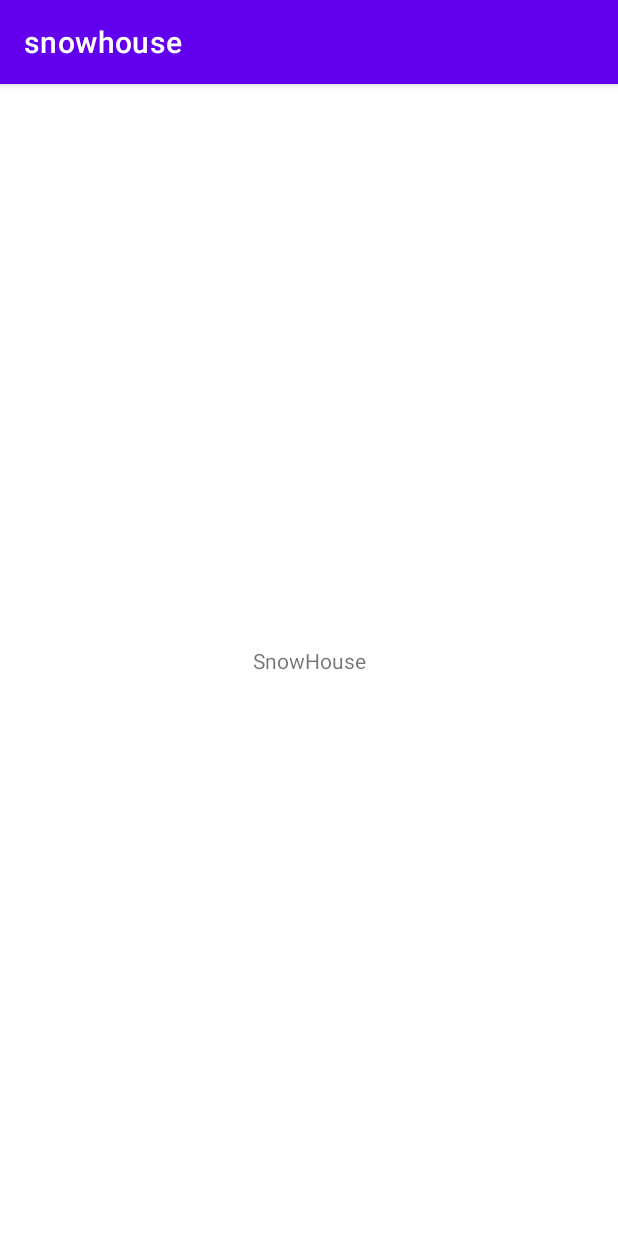
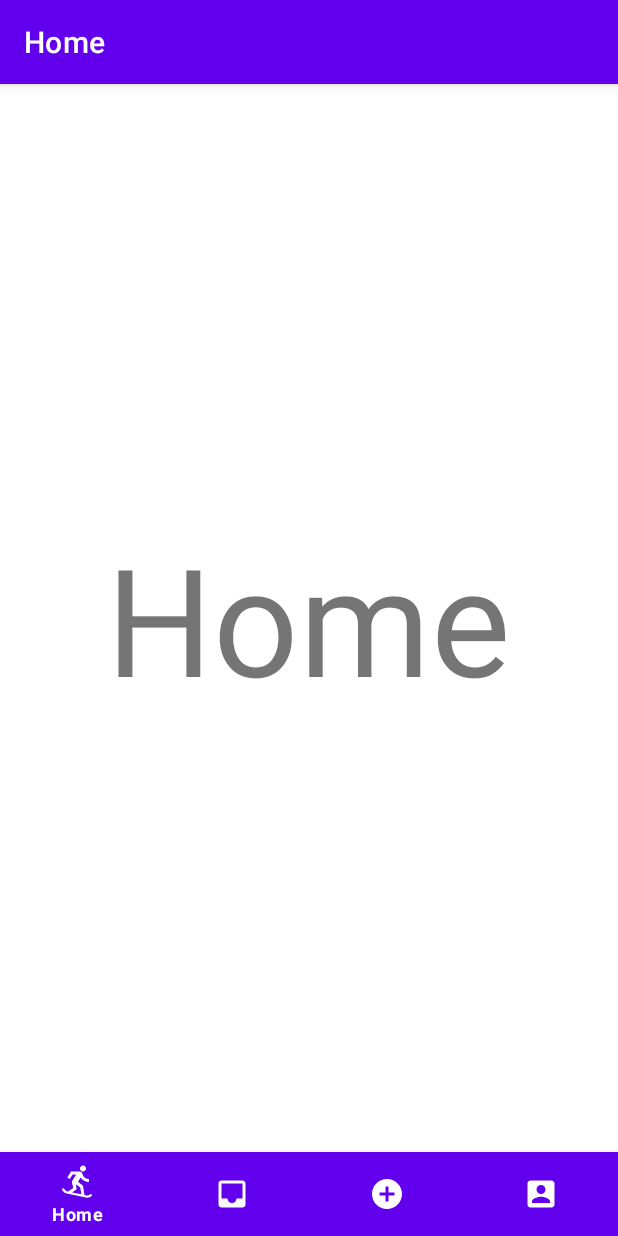
Before and after one commit to SnowHouseNEU/snowhouse, an Android app: the screen it shows after launch (MainActivity), on a phone screen of 412 x 824 dp. Run offline under Robolectric (Android 15) with nearby library versions, the phone set to English and light mode, and no system bars; our stand-ins replace navigation-ui.

Commit message:
project bottom nav bar implemented. Four different fragment created

```diff
--- a/app/src/main/java/com/neu/snowhouse/MainActivity.java
+++ b/app/src/main/java/com/neu/snowhouse/MainActivity.java
@@ -1,14 +1,33 @@
 package com.neu.snowhouse;
 
 import androidx.appcompat.app.AppCompatActivity;
+import androidx.navigation.NavController;
+import androidx.navigation.fragment.NavHostFragment;
+import androidx.navigation.ui.NavigationUI;
 
 import android.os.Bundle;
 
+import com.google.android.material.bottomnavigation.BottomNavigationView;
+import com.neu.snowhouse.databinding.ActivityMainBinding;
+
 public class MainActivity extends AppCompatActivity {
+    private NavController navController;
 
     @Override
     protected void onCreate(Bundle savedInstanceState) {
         super.onCreate(savedInstanceState);
         setContentView(R.layout.activity_main);
+
+        BottomNavigationView navView = findViewById(R.id.nav_view);
+        NavHostFragment navHostFragment = (NavHostFragment) getSupportFragmentManager()
+                .findFragmentById(R.id.nav_host_fragment);
+        navController = navHostFragment.getNavController();
+        NavigationUI.setupWithNavController(navView, navController);
+        NavigationUI.setupActionBarWithNavController(this, navController);
+    }
+
+    @Override
+    public boolean onSupportNavigateUp() {
+        return navController.navigateUp();
     }
 }
--- /dev/null
+++ b/app/src/main/java/com/neu/snowhouse/ui/home/HomeFragment.java
@@ -0,0 +1,66 @@
+package com.neu.snowhouse.ui.home;
+
+import android.os.Bundle;
+
+import androidx.fragment.app.Fragment;
+
+import android.view.LayoutInflater;
+import android.view.View;
+import android.view.ViewGroup;
+
+import com.neu.snowhouse.R;
+
+/**
+ * A simple {@link Fragment} subclass.
+ * Use the {@link HomeFragment#newInstance} factory method to
+ * create an instance of this fragment.
+ */
+public class HomeFragment extends Fragment {
+
+    // TODO: Rename parameter arguments, choose names that match
+    // the fragment initialization parameters, e.g. ARG_ITEM_NUMBER
+    private static final String ARG_PARAM1 = "param1";
+    private static final String ARG_PARAM2 = "param2";
+
+    // TODO: Rename and change types of parameters
+    private String mParam1;
+    private String mParam2;
+
+    public HomeFragment() {
+        // Required empty public constructor
+    }
+
+    /**
+     * Use this factory method to create a new instance of
+     * this fragment using the provided parameters.
+     *
+     * @param param1 Parameter 1.
+     * @param param2 Parameter 2.
+     * @return A new instance of fragment HomeFragment.
+     */
+    // TODO: Rename and change types and number of parameters
+    public static HomeFragment newInstance(String param1, String param2) {
+        HomeFragment fragment = new HomeFragment();
+        Bundle args = new Bundle();
+        args.putString(ARG_PARAM1, param1);
+        args.putString(ARG_PARAM2, param2);
+        fragment.setArguments(args);
+        return fragment;
+    }
+
+    @Override
+    public void onCreate(Bundle savedInstanceState) {
+        super.onCreate(savedInstanceState);
+        if (getArguments() != null) {
+            mParam1 = getArguments().getString(ARG_PARAM1);
+            mParam2 = getArguments().getString(ARG_PARAM2);
+        }
+    }
+
+    @Override
+    public View onCreateView(LayoutInflater inflater, ViewGroup container,
+                             Bundle savedInstanceState) {
+        // Inflate the layout for this fragment
+        return inflater.inflate(R.layout.fragment_home, container, false);
+    }
+}
--- /dev/null
+++ b/app/src/main/res/drawable/ic_account_black_24dp.xml
@@ -0,0 +1,10 @@
+<vector xmlns:android="http://schemas.android.com/apk/res/android"
+    android:width="24dp"
+    android:height="24dp"
+    android:viewportWidth="24"
+    android:viewportHeight="24"
+    android:tint="?attr/colorControlNormal">
+  <path
+      android:fillColor="@android:color/white"
+      android:pathData="M3,5v14c0,1.1 0.89,2 2,2h14c1.1,0 2,-0.9 2,-2L21,5c0,-1.1 -0.9,-2 -2,-2L5,3c-1.11,0 -2,0.9 -2,2zM15,9c0,1.66 -1.34,3 -3,3s-3,-1.34 -3,-3 1.34,-3 3,-3 3,1.34 3,3zM6,17c0,-2 4,-3.1 6,-3.1s6,1.1 6,3.1v1L6,18v-1z"/>
+</vector>
--- /dev/null
+++ b/app/src/main/res/drawable/ic_home_black_24dp.xml
@@ -0,0 +1,10 @@
+<vector xmlns:android="http://schemas.android.com/apk/res/android"
+    android:width="24dp"
+    android:height="24dp"
+    android:viewportWidth="24"
+    android:viewportHeight="24"
+    android:tint="?attr/colorControlNormal">
+  <path
+      android:fillColor="@android:color/white"
+      android:pathData="M14,3c0,-1.1 0.9,-2 2,-2s2,0.9 2,2c0,1.1 -0.9,2 -2,2S14,4.1 14,3zM21.4,20.09c-0.23,-0.05 -0.46,0.02 -0.64,0.17c-0.69,0.6 -1.64,0.88 -2.6,0.67L17,20.69l-1,-6.19l-3.32,-2.67l1.8,-2.89C15.63,10.78 17.68,12 20,12v-2c-1.85,0 -3.44,-1.12 -4.13,-2.72l-0.52,-1.21C15.16,5.64 14.61,5 13.7,5H8L5.5,9l1.7,1.06L9.1,7h2.35l-2.51,3.99c-0.28,0.45 -0.37,1 -0.25,1.52L9.5,16L6,18.35l-0.47,-0.1c-0.96,-0.2 -1.71,-0.85 -2.1,-1.67c-0.1,-0.21 -0.28,-0.37 -0.51,-0.42c-0.43,-0.09 -0.82,0.2 -0.9,0.58C1.98,16.88 2,17.05 2.07,17.2c0.58,1.24 1.71,2.2 3.15,2.51l12.63,2.69c1.44,0.31 2.86,-0.11 3.9,-1.01c0.13,-0.11 0.21,-0.26 0.24,-0.41C22.06,20.6 21.83,20.18 21.4,20.09zM8.73,18.93l3.02,-2.03l-0.44,-3.32l2.84,2.02l0.75,4.64L8.73,18.93z"/>
+</vector>
--- /dev/null
+++ b/app/src/main/res/drawable/ic_inbox_black_24dp.xml
@@ -0,0 +1,10 @@
+<vector xmlns:android="http://schemas.android.com/apk/res/android"
+    android:width="24dp"
+    android:height="24dp"
+    android:viewportWidth="24"
+    android:viewportHeight="24"
+    android:tint="?attr/colorControlNormal">
+  <path
+      android:fillColor="@android:color/white"
+      android:pathData="M19,3L4.99,3c-1.11,0 -1.98,0.89 -1.98,2L3,19c0,1.1 0.88,2 1.99,2L19,21c1.1,0 2,-0.9 2,-2L21,5c0,-1.11 -0.9,-2 -2,-2zM19,15h-4c0,1.66 -1.35,3 -3,3s-3,-1.34 -3,-3L4.99,15L4.99,5L19,5v10z"/>
+</vector>
--- /dev/null
+++ b/app/src/main/res/drawable/ic_post_black_24dp.xml
@@ -0,0 +1,10 @@
+<vector xmlns:android="http://schemas.android.com/apk/res/android"
+    android:width="24dp"
+    android:height="24dp"
+    android:viewportWidth="24"
+    android:viewportHeight="24"
+    android:tint="?attr/colorControlNormal">
+  <path
+      android:fillColor="@android:color/white"
+      android:pathData="M12,2C6.48,2 2,6.48 2,12s4.48,10 10,10 10,-4.48 10,-10S17.52,2 12,2zM17,13h-4v4h-2v-4L7,13v-2h4L11,7h2v4h4v2z"/>
+</vector>
--- a/app/src/main/res/layout/activity_main.xml
+++ b/app/src/main/res/layout/activity_main.xml
@@ -1,18 +1,28 @@
 <?xml version="1.0" encoding="utf-8"?>
-<androidx.constraintlayout.widget.ConstraintLayout xmlns:android="http://schemas.android.com/apk/res/android"
+<LinearLayout xmlns:android="http://schemas.android.com/apk/res/android"
     xmlns:app="http://schemas.android.com/apk/res-auto"
     xmlns:tools="http://schemas.android.com/tools"
     android:layout_width="match_parent"
     android:layout_height="match_parent"
+    android:orientation="vertical"
     tools:context=".MainActivity">
 
-    <TextView
-        android:layout_width="wrap_content"
+    <androidx.fragment.app.FragmentContainerView
+        android:id="@+id/nav_host_fragment"
+        android:name="androidx.navigation.fragment.NavHostFragment"
+        android:layout_width="match_parent"
+        android:layout_height="0dp"
+        android:layout_weight="1"
+        app:defaultNavHost="true"
+        app:navGraph="@navigation/nav_graph" />
+
+    <com.google.android.material.bottomnavigation.BottomNavigationView
+        android:id="@+id/nav_view"
+        android:layout_width="match_parent"
         android:layout_height="wrap_content"
-        android:text="SnowHouse"
-        app:layout_constraintBottom_toBottomOf="parent"
-        app:layout_constraintEnd_toEndOf="parent"
-        app:layout_constraintStart_toStartOf="parent"
-        app:layout_constraintTop_toTopOf="parent" />
+        android:background="@color/purple_500"
+        app:itemIconTint="@android:color/white"
+        app:itemTextColor="@android:color/white"
+        app:menu="@menu/bottom_nav_menu" />
 
-</androidx.constraintlayout.widget.ConstraintLayout>
+</LinearLayout>
--- /dev/null
+++ b/app/src/main/res/layout/fragment_home.xml
@@ -0,0 +1,13 @@
+<?xml version="1.0" encoding="utf-8"?>
+<FrameLayout xmlns:android="http://schemas.android.com/apk/res/android"
+    xmlns:tools="http://schemas.android.com/tools"
+    android:layout_width="match_parent"
+    android:layout_height="match_parent"
+    tools:context=".ui.home.HomeFragment">
+    <TextView
+        android:layout_width="wrap_content"
+        android:layout_height="wrap_content"
+        android:layout_gravity="center"
+        android:text="Home"
+        android:textSize="100sp" />
+</FrameLayout>
--- /dev/null
+++ b/app/src/main/res/menu/bottom_nav_menu.xml
@@ -0,0 +1,23 @@
+<?xml version="1.0" encoding="utf-8"?>
+<menu xmlns:android="http://schemas.android.com/apk/res/android">
+    <item
+        android:id="@+id/navigation_home"
+        android:icon="@drawable/ic_home_black_24dp"
+        android:title="@string/title_home" />
+
+    <item
+        android:id="@+id/navigation_inbox"
+        android:icon="@drawable/ic_inbox_black_24dp"
+        android:title="@string/title_inbox" />
+
+    <item
+        android:id="@+id/navigation_post"
+        android:icon="@drawable/ic_post_black_24dp"
+        android:title="@string/title_post" />
+
+    <item
+        android:id="@+id/navigation_account"
+        android:icon="@drawable/ic_account_black_24dp"
+        android:title="@string/title_account" />
+
+</menu>
--- /dev/null
+++ b/app/src/main/res/navigation/nav_graph.xml
@@ -0,0 +1,28 @@
+<?xml version="1.0" encoding="utf-8"?>
+<navigation xmlns:android="http://schemas.android.com/apk/res/android"
+    xmlns:app="http://schemas.android.com/apk/res-auto"
+    xmlns:tools="http://schemas.android.com/tools"
+    android:id="@+id/nav_graph"
+    app:startDestination="@id/navigation_home">
+
+    <fragment
+        android:id="@+id/navigation_account"
+        android:name="com.neu.snowhouse.ui.account.AccountFragment"
+        android:label="@string/title_account"
+        tools:layout="@layout/fragment_account" />
+    <fragment
+        android:id="@+id/navigation_home"
+        android:name="com.neu.snowhouse.ui.home.HomeFragment"
+        android:label="@string/title_home"
+        tools:layout="@layout/fragment_home" />
+    <fragment
+        android:id="@+id/navigation_inbox"
+        android:name="com.neu.snowhouse.ui.inbox.InboxFragment"
+        android:label="@string/title_inbox"
+        tools:layout="@layout/fragment_inbox" />
+    <fragment
+        android:id="@+id/navigation_post"
+        android:name="com.neu.snowhouse.ui.post.PostFragment"
+        android:label="@string/title_post"
+        tools:layout="@layout/fragment_post" />
+</navigation>
--- a/app/src/main/res/values/strings.xml
+++ b/app/src/main/res/values/strings.xml
@@ -1,3 +1,9 @@
 <resources>
     <string name="app_name">snowhouse</string>
+    <string name="title_home">Home</string>
+    <string name="title_account">Account</string>
+    <string name="title_inbox">Inbox</string>
+    <string name="title_post">Post</string>
+    <!-- TODO: Remove or change this placeholder text -->
+    <string name="hello_blank_fragment">Hello blank fragment</string>
 </resources>
```
Also changed, not shown: app/build.gradle (+7 -0 lines), app/src/main/java/com/neu/snowhouse/ui/account/AccountFragment.java (added, +66 -0 lines), app/src/main/java/com/neu/snowhouse/ui/inbox/InboxFragment.java (added, +66 -0 lines), app/src/main/java/com/neu/snowhouse/ui/post/PostFragment.java (added, +66 -0 lines), app/src/main/res/layout/fragment_account.xml (added, +14 -0 lines), app/src/main/res/layout/fragment_inbox.xml (added, +15 -0 lines), app/src/main/res/layout/fragment_post.xml (added, +15 -0 lines).
